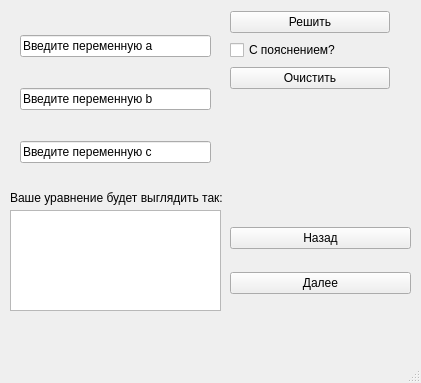
This is discriminant.ui in Misantrhope/Solutio-aequationem-quadraticam as Qt 5 draws it before an edit. The edited form follows.
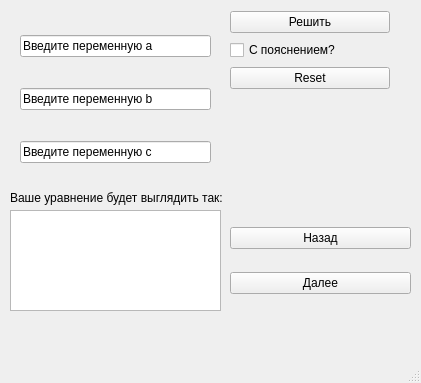
This is the edited form.

The edit to the form file:
```diff
--- a/discriminant.ui
+++ b/discriminant.ui
@@ -156,7 +156,7 @@
      <item>
       <widget class="QPushButton" name="reset">
        <property name="text">
-        <string>Очистить</string>
+        <string>Reset</string>
        </property>
       </widget>
      </item>
```
